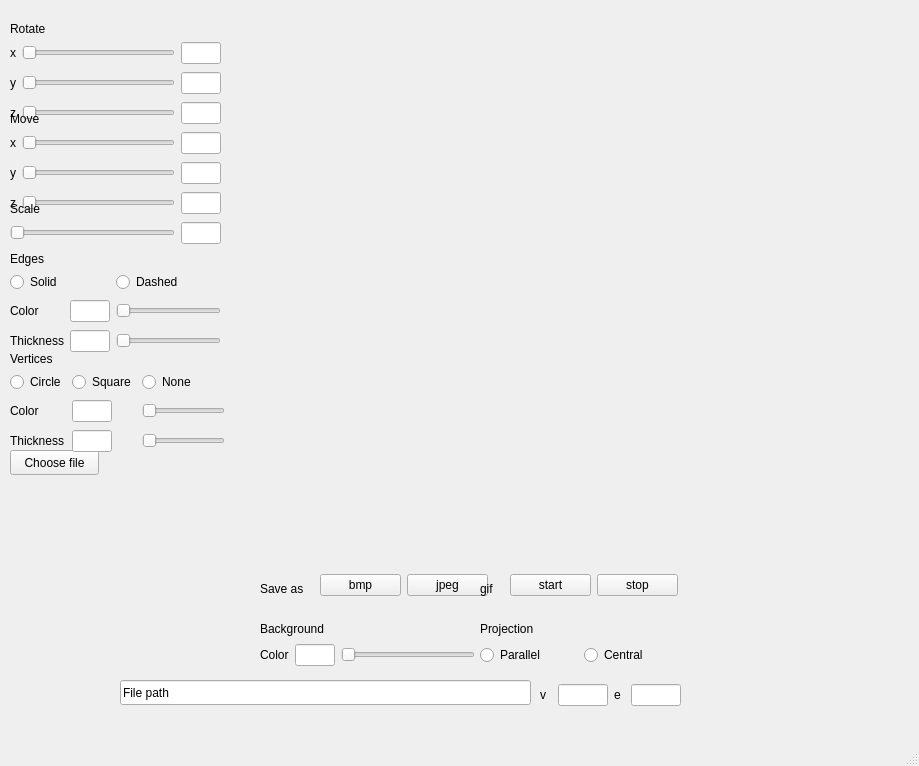
First picture: the form in src/core/mainwindow.ui, repository mynativesneverdie/3DViewer_v1.0_by_kents, before the edit.
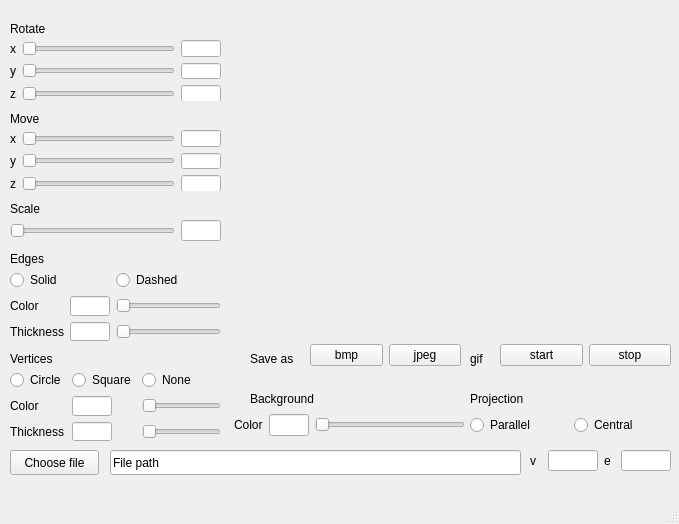
Second picture: the form after the edit.

What changed in the file:
```diff
--- a/src/core/mainwindow.ui
+++ b/src/core/mainwindow.ui
@@ -6,8 +6,8 @@
    <rect>
     <x>0</x>
     <y>0</y>
-    <width>919</width>
-    <height>766</height>
+    <width>679</width>
+    <height>524</height>
    </rect>
   </property>
   <property name="windowTitle">
@@ -30,8 +30,8 @@
    <widget class="QLineEdit" name="lineEdit">
     <property name="geometry">
      <rect>
-      <x>120</x>
-      <y>680</y>
+      <x>110</x>
+      <y>450</y>
       <width>411</width>
       <height>25</height>
      </rect>
@@ -46,7 +46,7 @@
       <x>10</x>
       <y>40</y>
       <width>211</width>
-      <height>89</height>
+      <height>61</height>
      </rect>
     </property>
     <layout class="QGridLayout" name="gridLayout">
@@ -130,7 +130,7 @@
       <x>10</x>
       <y>130</y>
       <width>211</width>
-      <height>89</height>
+      <height>61</height>
      </rect>
     </property>
     <layout class="QGridLayout" name="gridLayout_3">
@@ -240,7 +240,7 @@
       <x>10</x>
       <y>220</y>
       <width>211</width>
-      <height>27</height>
+      <height>21</height>
      </rect>
     </property>
     <layout class="QGridLayout" name="gridLayout_4">
@@ -279,10 +279,10 @@
    <widget class="QWidget" name="gridLayoutWidget_4">
     <property name="geometry">
      <rect>
-      <x>540</x>
-      <y>680</y>
+      <x>530</x>
+      <y>450</y>
       <width>141</width>
-      <height>31</height>
+      <height>21</height>
      </rect>
     </property>
     <layout class="QGridLayout" name="gridLayout_5">
@@ -341,7 +341,7 @@
       <x>10</x>
       <y>270</y>
       <width>211</width>
-      <height>87</height>
+      <height>71</height>
      </rect>
     </property>
     <layout class="QGridLayout" name="gridLayout_6">
@@ -427,8 +427,8 @@
      <rect>
       <x>10</x>
       <y>370</y>
-      <width>215</width>
-      <height>87</height>
+      <width>211</width>
+      <height>71</height>
      </rect>
     </property>
     <layout class="QGridLayout" name="gridLayout_7">
@@ -506,9 +506,9 @@
    <widget class="QWidget" name="gridLayoutWidget_7">
     <property name="geometry">
      <rect>
-      <x>260</x>
-      <y>640</y>
-      <width>215</width>
+      <x>234</x>
+      <y>410</y>
+      <width>231</width>
       <height>31</height>
      </rect>
     </property>
@@ -542,8 +542,8 @@
    <widget class="QLabel" name="label_21">
     <property name="geometry">
      <rect>
-      <x>260</x>
-      <y>620</y>
+      <x>250</x>
+      <y>390</y>
       <width>81</width>
       <height>17</height>
      </rect>
@@ -555,8 +555,8 @@
    <widget class="QLabel" name="label_22">
     <property name="geometry">
      <rect>
-      <x>480</x>
-      <y>620</y>
+      <x>470</x>
+      <y>390</y>
       <width>81</width>
       <height>17</height>
      </rect>
@@ -568,8 +568,8 @@
    <widget class="QWidget" name="gridLayoutWidget_8">
     <property name="geometry">
      <rect>
-      <x>480</x>
-      <y>640</y>
+      <x>470</x>
+      <y>410</y>
       <width>201</width>
       <height>31</height>
      </rect>
@@ -594,8 +594,8 @@
    <widget class="QLabel" name="label_25">
     <property name="geometry">
      <rect>
-      <x>260</x>
-      <y>580</y>
+      <x>250</x>
+      <y>350</y>
       <width>81</width>
       <height>17</height>
      </rect>
@@ -607,9 +607,9 @@
    <widget class="QWidget" name="gridLayoutWidget_9">
     <property name="geometry">
      <rect>
-      <x>320</x>
-      <y>570</y>
-      <width>168</width>
+      <x>310</x>
+      <y>340</y>
+      <width>151</width>
       <height>31</height>
      </rect>
     </property>
@@ -633,8 +633,8 @@
    <widget class="QLabel" name="label_26">
     <property name="geometry">
      <rect>
-      <x>480</x>
-      <y>580</y>
+      <x>470</x>
+      <y>350</y>
       <width>81</width>
       <height>17</height>
      </rect>
@@ -646,9 +646,9 @@
    <widget class="QWidget" name="gridLayoutWidget_10">
     <property name="geometry">
      <rect>
-      <x>510</x>
-      <y>570</y>
-      <width>168</width>
+      <x>500</x>
+      <y>340</y>
+      <width>171</width>
       <height>31</height>
      </rect>
     </property>
@@ -674,8 +674,8 @@
      <rect>
       <x>230</x>
       <y>10</y>
-      <width>681</width>
-      <height>551</height>
+      <width>441</width>
+      <height>321</height>
      </rect>
     </property>
     <layout class="QGridLayout" name="gridLayout_2"/>
```
Left out of the diff: 2 changed lines with no effect on the pictures.
